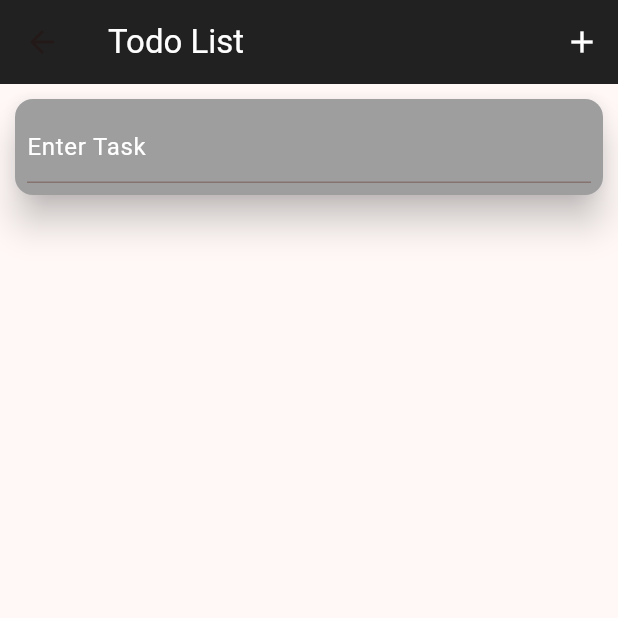
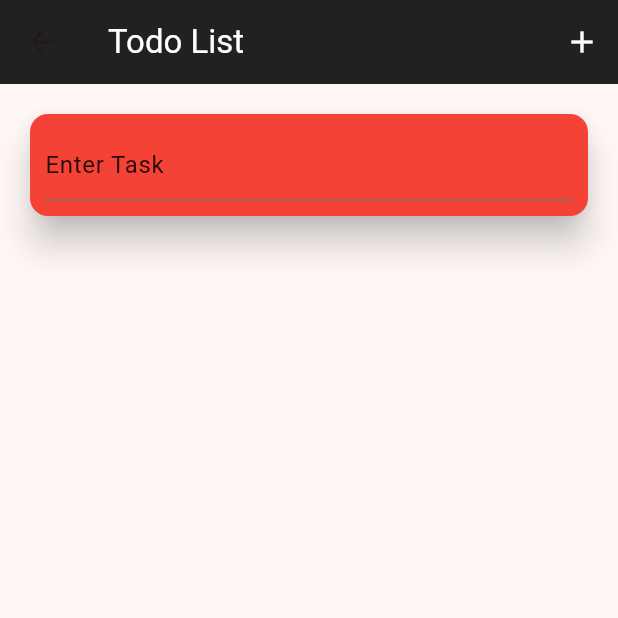
Before and after one commit to DrusoEscalante/ToDo-App, a Flutter app: the secondPage screen opened directly, after a tap on the "add" icon, on a phone screen of 412 x 824 dp, the top half of it. Run offline on Flutter 3.47's test engine with Material 3 defaults, Android fonts, the phone set to English and light mode, and no system bars.

Commit message:
real working

```diff
--- a/lib/secondPage.dart
+++ b/lib/secondPage.dart
@@ -1,5 +1,12 @@
 import 'package:flutter/material.dart';
-import 'landingPage.dart';
+import 'package:uuid/uuid.dart';
+
+class Task {
+  final String id;
+  final Widget widget;
+
+  Task({required this.id, required this.widget});
+}
 
 class secondPage extends StatefulWidget {
   const secondPage({super.key, required this.title});
@@ -11,33 +18,31 @@ class secondPage extends StatefulWidget {
 }
 
 class _secondPage extends State<secondPage> {
-  final List<Widget> _tasks = [];
+  final List<Task> _tasks = [];
 
   void _createCard() {
     setState(() {
+      String taskId = Uuid().v4();
       _tasks.add(
-        Card(
-          color: Colors.grey,
+        Task(
+          id: taskId,
+          widget: Card(
+            color: Colors.red,
             elevation: 10,
-          margin: EdgeInsets.all(10),
+            margin: EdgeInsets.all(20.0),
             child: Padding(
-            padding: const EdgeInsets.all(8.0),
+              padding: const EdgeInsets.all(10.0),
               child: TextField(
-              style: TextStyle(color: Colors.white),
+                style: TextStyle(color: Colors.black87),
                 decoration: InputDecoration(
+                  hintStyle: TextStyle(color: Colors.black87),
                   hintText: "Enter Task",
-                hintStyle: TextStyle(color: Colors.white),
+                ),
               ),
             ),
           ),
         ),
       );
-    });
-  }
-
-  void _deleteCard(int index) {
-    setState(() {
-      _tasks.removeAt(index);
     });
   }
 
@@ -57,41 +62,23 @@ class _secondPage extends State<secondPage> {
         backgroundColor: Colors.black87,
         title: Text("Todo List", style: TextStyle(color: Colors.white)),
       ),
-      body: Container(
-        child:
-            _tasks.isEmpty
+      body: _tasks.isEmpty
           ? Center(child: Text("No current tasks!"))
           : ListView.builder(
         itemCount: _tasks.length,
         itemBuilder: (context, index) {
-                    return Dismissible(key:
-                        Key('$index'),
-                      onDismissed: (direction){
-                      _deleteCard(index);
+          final item = _tasks[index];
+          return Dismissible(
+            key: Key(item.id),
+            onDismissed: (direction) {
+              setState(() {
+                _tasks.removeAt(index);
+              });
             },
-                      direction: DismissDirection.startToEnd,
-                      child: _tasks[index],
+            child: item.widget,
           );
         },
       ),
-      ),
-
     );
   }
 }
-
-Route _firstRoute() {
-  return PageRouteBuilder(
-    pageBuilder:
-        (context, animation, secondaryAnimation) => const landingPage(),
-    transitionsBuilder: (context, animation, secondaryAnimation, child) {
-      const begin = Offset(0.0, 1.0);
-      const end = Offset.zero;
-      const curve = Curves.ease;
-
-      var tween = Tween(begin: begin, end: end).chain(CurveTween(curve: curve));
-
-      return SlideTransition(position: animation.drive(tween), child: child);
-    },
-  );
-}
--- a/pubspec.yaml
+++ b/pubspec.yaml
@@ -28,8 +28,11 @@ environment:
 # the latest version available on pub.dev. To see which dependencies have newer
 # versions available, run `flutter pub outdated`.
 dependencies:
+
+  uuid: ^4.2.1
   flutter:
     sdk: flutter
+
 
   # The following adds the Cupertino Icons font to your application.
   # Use with the CupertinoIcons class for iOS style icons.
@@ -38,6 +41,9 @@ dependencies:
 dev_dependencies:
   flutter_test:
     sdk: flutter
+
+
+
 
   # The "flutter_lints" package below contains a set of recommended lints to
   # encourage good coding practices. The lint set provided by the package is
```
Also changed, not shown: pubspec.lock. Lines whose indentation alone changed are shown as unchanged.
